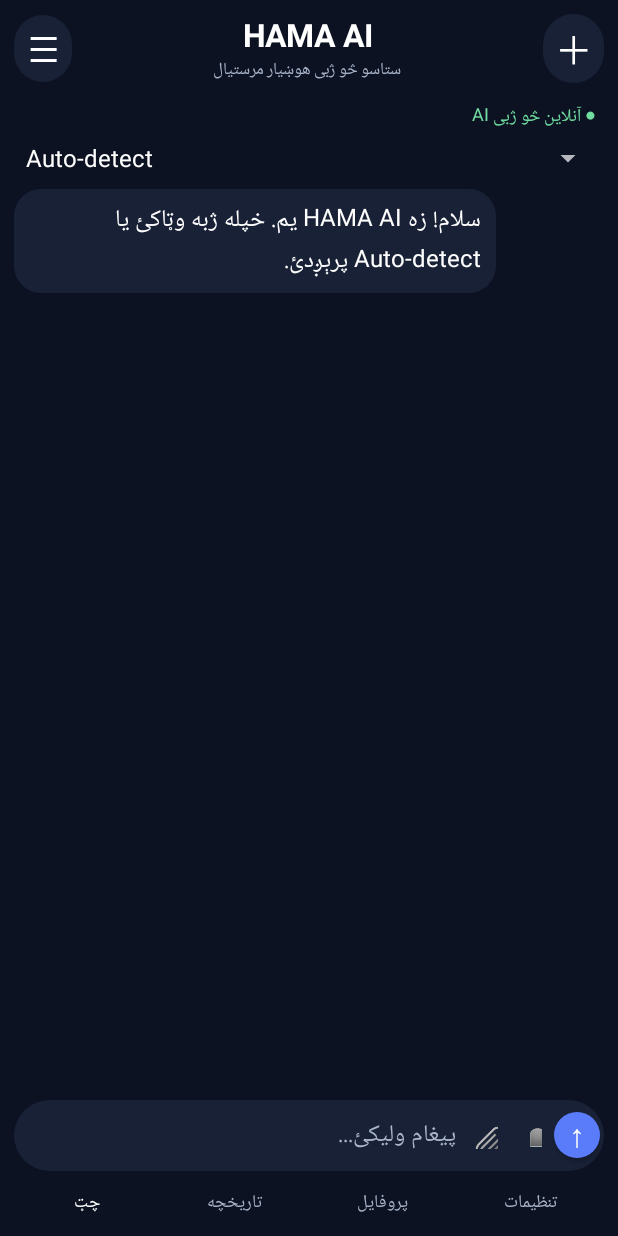
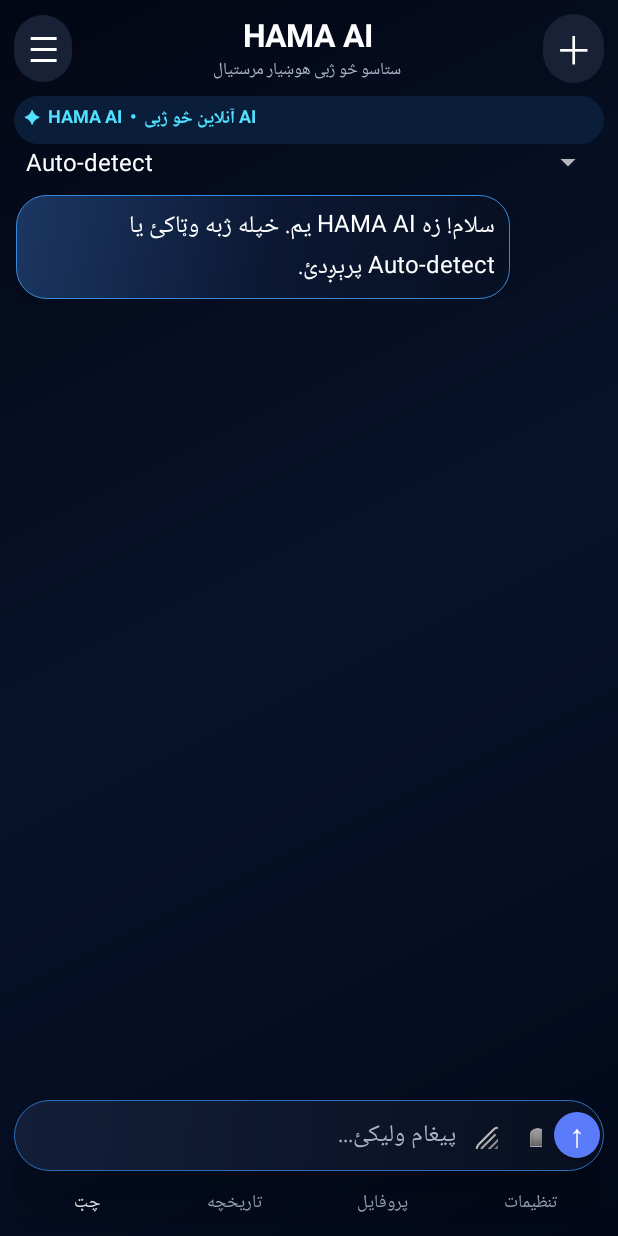
Before and after one commit to khostik120/HAMA-AI, an Android app: the screen it shows after launch (MainActivity), on a phone screen of 412 x 824 dp. Run offline under Robolectric (Android 15) with nearby library versions, the phone set to English and light mode, and no system bars.

Commit message:
Add glossy 3D neon chat interface styling

```diff
--- a/app/src/main/java/com/hama/ai/MainActivity.kt
+++ b/app/src/main/java/com/hama/ai/MainActivity.kt
@@ -78,11 +78,21 @@ class MainActivity : Activity(), TextToSpeech.OnInitListener {
             cornerRadius = radius * resources.displayMetrics.density
         }
 
+    private fun glossy(colors: IntArray, radius: Float = 22f, strokeColor: Int = Color.TRANSPARENT): android.graphics.drawable.GradientDrawable =
+        android.graphics.drawable.GradientDrawable(
+            android.graphics.drawable.GradientDrawable.Orientation.TL_BR, colors
+        ).apply {
+            cornerRadius = radius * resources.displayMetrics.density
+            if (strokeColor != Color.TRANSPARENT) {
+                setStroke((1.2f * resources.displayMetrics.density).toInt(), strokeColor)
+            }
+        }
+
     private fun baseScreen(titleText: String, subtitleText: String? = null) {
         root = LinearLayout(this).apply {
             orientation = LinearLayout.VERTICAL
             setPadding(14, 8, 14, 8)
-            setBackgroundColor(navy)
+            background = glossy(intArrayOf(Color.rgb(3, 7, 20), Color.rgb(8, 19, 43), Color.rgb(2, 8, 24)), 0f)
         }
         val header = LinearLayout(this).apply {
             orientation = LinearLayout.HORIZONTAL
@@ -348,10 +358,12 @@ class MainActivity : Activity(), TextToSpeech.OnInitListener {
     private fun showChat() {
         baseScreen("HAMA AI", "ستاسو څو ژبی هوښیار مرستیال")
         root.addView(TextView(this).apply {
-            text = "● آنلاین څو ژبی AI"
+            text = "✦  HAMA AI  •  آنلاین څو ژبی AI"
             textSize = 12f
-            setTextColor(Color.rgb(112, 220, 160))
-            setPadding(8, 5, 8, 8)
+            typeface = Typeface.DEFAULT_BOLD
+            setTextColor(Color.rgb(80, 226, 255))
+            setPadding(10, 7, 10, 10)
+            background = rounded(Color.rgb(10, 30, 58), 18f)
         })
         languagePicker = Spinner(this).apply {
             adapter = ArrayAdapter(this@MainActivity, android.R.layout.simple_spinner_item, languages).also {
@@ -385,7 +397,8 @@ class MainActivity : Activity(), TextToSpeech.OnInitListener {
             orientation = LinearLayout.HORIZONTAL
             gravity = Gravity.CENTER_VERTICAL
             setPadding(7, 3, 4, 3)
-            background = rounded(panel, 26f)
+            background = glossy(intArrayOf(Color.rgb(19, 30, 57), Color.rgb(8, 15, 32)), 26f, Color.rgb(42, 111, 190))
+            elevation = 18f * resources.displayMetrics.density
         }
         input = EditText(this).apply {
             hint = "پیغام ولیکئ..."
@@ -459,13 +472,17 @@ class MainActivity : Activity(), TextToSpeech.OnInitListener {
             textSize = 16f
             setTextColor(Color.WHITE)
             setPadding(15, 11, 15, 11)
-            background = rounded(if (fromUser) accent else panel, 18f)
+            background = if (fromUser)
+                glossy(intArrayOf(Color.rgb(0, 224, 255), Color.rgb(0, 112, 226), Color.rgb(30, 62, 180)), 20f, Color.rgb(113, 237, 255))
+            else
+                glossy(intArrayOf(Color.rgb(28, 55, 99), Color.rgb(12, 25, 52), Color.rgb(7, 15, 34)), 20f, Color.rgb(55, 139, 221))
+            elevation = 9f * resources.displayMetrics.density
         }
         val row = LinearLayout(this).apply {
             orientation = LinearLayout.HORIZONTAL
             gravity = if (fromUser) Gravity.END else Gravity.START
-            setPadding(0, 5, 0, 5)
-            addView(bubble, LinearLayout.LayoutParams((resources.displayMetrics.widthPixels * 0.78f).toInt(), -2))
+            setPadding(2, 7, 2, 7)
+            addView(bubble, LinearLayout.LayoutParams((resources.displayMetrics.widthPixels * 0.80f).toInt(), -2))
         }
         messages.addView(row)
         bubble.setOnLongClickListener {
```
